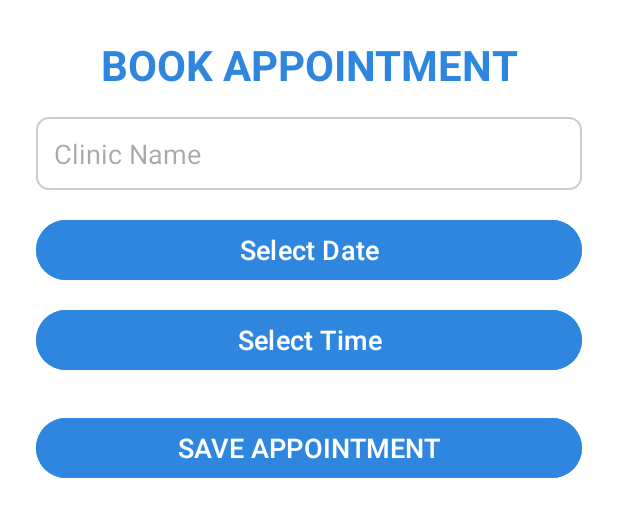
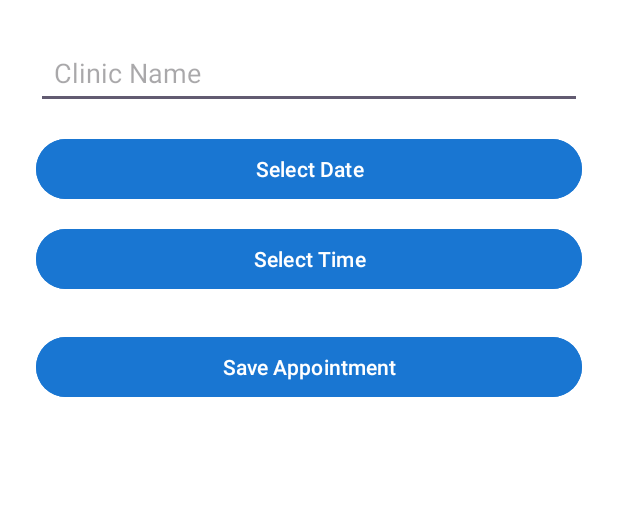
Before and after one commit to syzwanzaidi/MediFind, an Android app: the layout fragment_appointment.xml on its own in the app's theme, with its tools: preview values and no code run, on a phone screen of 412 x 824 dp. Shown: the top 517 px of the screen. Run offline under Robolectric (Android 15) with nearby library versions, the phone set to English and light mode, and no system bars.

Commit message:
Reminder activity

```diff
--- a/app/build.gradle.kts
+++ b/app/build.gradle.kts
@@ -38,7 +38,7 @@ android {
 
 dependencies {
 
-
+    implementation ("androidx.work:work-runtime:2.9.0")
     implementation(libs.androidx.core.ktx)
     implementation(libs.androidx.appcompat)
     implementation(libs.material)
--- a/app/src/main/AndroidManifest.xml
+++ b/app/src/main/AndroidManifest.xml
@@ -37,7 +37,7 @@
             </intent-filter>
         </activity>
 
-        <receiver android:name=".ReminderBroadcast" />
+        <receiver android:name=".ReminderWorker" />
     </application>
 
 </manifest>
--- a/app/src/main/java/com/example/medifind/HomeActivity.java
+++ b/app/src/main/java/com/example/medifind/HomeActivity.java
@@ -2,7 +2,6 @@ package com.example.medifind;
 
 import android.os.Bundle;
 
-import androidx.annotation.NonNull;
 import androidx.appcompat.app.AppCompatActivity;
 import androidx.fragment.app.Fragment;
 
@@ -32,8 +31,8 @@ public class HomeActivity extends AppCompatActivity {
                 selectedFragment = new HomeFragment();
 //            } else if (itemId == R.id.nav_find_clinic) {
 //                selectedFragment = new FindClinicFragment();
-//            } else if (itemId == R.id.nav_add_appointment) {
-//                selectedFragment = new AddAppointmentFragment();
+            } else if (itemId == R.id.nav_add_appointment) {
+                selectedFragment = new AppointmentFragment();
             } else if (itemId == R.id.nav_profile) {
                 selectedFragment = new ProfileFragment();
             }
--- a/app/src/main/res/layout/activity_appointment_reminder.xml
+++ b/app/src/main/res/layout/fragment_appointment.xml
@@ -7,53 +7,39 @@
     android:padding="24dp"
     android:background="#FFFFFF">
 
-    <TextView
-        android:layout_width="match_parent"
-        android:layout_height="wrap_content"
-        android:text="BOOK APPOINTMENT"
-        android:textSize="28sp"
-        android:textStyle="bold"
-        android:textColor="#2E86DE"
-        android:gravity="center"
-        android:paddingBottom="16dp" />
-
     <EditText
         android:id="@+id/etClinicName"
         android:layout_width="match_parent"
         android:layout_height="wrap_content"
         android:hint="Clinic Name"
-        android:inputType="textPersonName"
+        android:inputType="text"
         android:padding="12dp"
-        android:background="@drawable/edittext_background"
-        android:layout_marginBottom="16dp"/>
+        android:layout_marginBottom="16dp" />
 
     <Button
         android:id="@+id/btnDate"
         android:layout_width="match_parent"
         android:layout_height="wrap_content"
         android:text="Select Date"
-        android:textColor="@android:color/white"
-        android:textSize="18sp"
-        android:backgroundTint="#2E86DE"
-        android:layout_marginBottom="12dp"/>
+        android:backgroundTint="@color/primaryColor"
+        android:textColor="#FFFFFF"
+        android:layout_marginBottom="12dp" />
 
     <Button
         android:id="@+id/btnTime"
         android:layout_width="match_parent"
         android:layout_height="wrap_content"
         android:text="Select Time"
-        android:textColor="@android:color/white"
-        android:textSize="18sp"
-        android:backgroundTint="#2E86DE"
-        android:layout_marginBottom="24dp"/>
+        android:backgroundTint="@color/primaryColor"
+        android:textColor="#FFFFFF"
+        android:layout_marginBottom="24dp" />
 
     <Button
         android:id="@+id/btnSave"
         android:layout_width="match_parent"
         android:layout_height="wrap_content"
-        android:text="SAVE APPOINTMENT"
-        android:textColor="@android:color/white"
-        android:textSize="18sp"
-        android:backgroundTint="#2E86DE" />
+        android:text="Save Appointment"
+        android:backgroundTint="@color/primaryColor"
+        android:textColor="#FFFFFF" />
 
 </LinearLayout>
```
Also changed, not shown: app/src/main/java/com/example/medifind/AppointmentFragment.java (renamed from app/src/main/java/com/example/medifind/AppointmentReminderActivity.java, +49 -34 lines), app/src/main/java/com/example/medifind/ReminderBroadcast.java (deleted, +0 -22 lines), app/src/main/java/com/example/medifind/ReminderWorker.java (added, +35 -0 lines).
